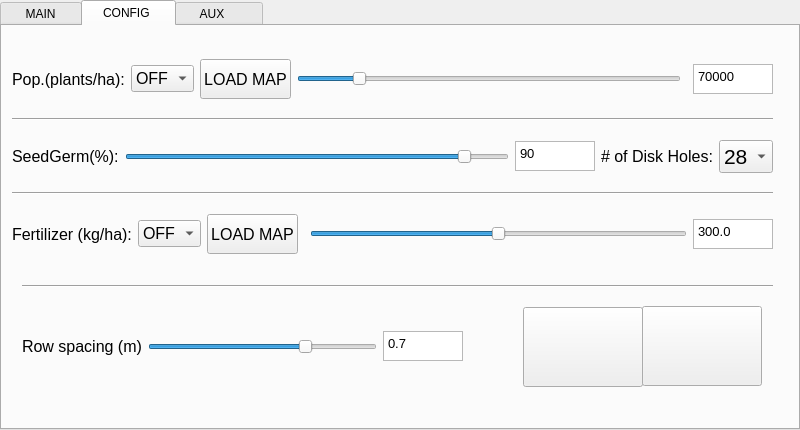
Qt form SourceCode/seeder_ui_v03.ui (LabDig/SemeaPy5) before a commit.
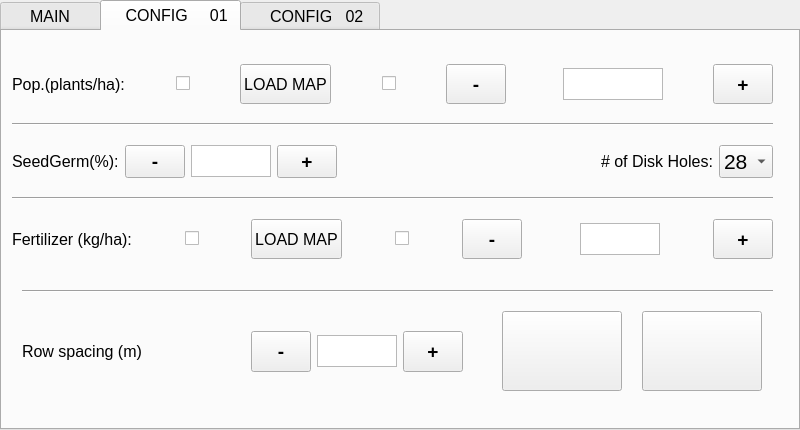
The same form after that commit. The open tabs and pages were chosen to show the change. Icons and pictures are not drawn.

What changed in the file:
```diff
--- a/SourceCode/seeder_ui_v03.ui
+++ b/SourceCode/seeder_ui_v03.ui
@@ -10,6 +10,11 @@
     <height>430</height>
    </rect>
   </property>
+  <property name="font">
+   <font>
+    <pointsize>12</pointsize>
+   </font>
+  </property>
   <property name="windowTitle">
    <string>SEMEAPY</string>
   </property>
@@ -431,7 +436,7 @@
   </widget>
   <widget class="QWidget" name="config">
    <attribute name="title">
-    <string>   CONFIG    </string>
+    <string>   CONFIG     01</string>
    </attribute>
    <widget class="QWidget" name="layoutWidget">
     <property name="geometry">
@@ -458,29 +463,43 @@
         </widget>
        </item>
        <item>
-        <widget class="QComboBox" name="list_seed">
+        <spacer name="horizontalSpacer_8">
+         <property name="orientation">
+          <enum>Qt::Horizontal</enum>
+         </property>
+         <property name="sizeHint" stdset="0">
+          <size>
+           <width>40</width>
+           <height>20</height>
+          </size>
+         </property>
+        </spacer>
+       </item>
+       <item>
+        <widget class="QCheckBox" name="checkBox">
          <property name="font">
           <font>
-           <pointsize>12</pointsize>
+           <pointsize>16</pointsize>
           </font>
          </property>
-         <item>
-          <property name="text">
-           <string>OFF</string>
-          </property>
-         </item>
-         <item>
-          <property name="text">
-           <string>MAP</string>
-          </property>
-         </item>
-         <item>
-          <property name="text">
-           <string>FIX</string>
-          </property>
-         </item>
+         <property name="text">
+          <string/>
+         </property>
         </widget>
        </item>
+       <item>
+        <spacer name="horizontalSpacer_10">
+         <property name="orientation">
+          <enum>Qt::Horizontal</enum>
+         </property>
+         <property name="sizeHint" stdset="0">
+          <size>
+           <width>40</width>
+           <height>20</height>
+          </size>
+         </property>
+        </spacer>
+       </item>
        <item>
         <widget class="QPushButton" name="bt_load_seed">
          <property name="minimumSize">
@@ -516,49 +535,70 @@
         </widget>
        </item>
        <item>
-        <widget class="QSlider" name="sl_popseed">
+        <spacer name="horizontalSpacer_5">
+         <property name="orientation">
+          <enum>Qt::Horizontal</enum>
+         </property>
+         <property name="sizeHint" stdset="0">
+          <size>
+           <width>40</width>
+           <height>20</height>
+          </size>
+         </property>
+        </spacer>
+       </item>
+       <item>
+        <widget class="QCheckBox" name="checkBox_2">
+         <property name="text">
+          <string/>
+         </property>
+        </widget>
+       </item>
+       <item>
+        <spacer name="horizontalSpacer_11">
+         <property name="orientation">
+          <enum>Qt::Horizontal</enum>
+         </property>
+         <property name="sizeHint" stdset="0">
+          <size>
+           <width>40</width>
+           <height>20</height>
+          </size>
+         </property>
+        </spacer>
+       </item>
+       <item>
+        <widget class="QPushButton" name="m_pop">
+         <property name="maximumSize">
+          <size>
+           <width>60</width>
+           <height>60</height>
+          </size>
+         </property>
          <property name="font">
           <font>
-           <pointsize>18</pointsize>
+           <pointsize>14</pointsize>
            <weight>75</weight>
-           <italic>true</italic>
            <bold>true</bold>
           </font>
          </property>
-         <property name="mouseTracking">
-          <bool>false</bool>
+         <property name="text">
+          <string>-</string>
          </property>
-         <property name="minimum">
-          <number>0</number>
-         </property>
-         <property name="maximum">
-          <number>100</number>
-         </property>
-         <property name="value">
-          <number>15</number>
-         </property>
-         <property name="sliderPosition">
-          <number>15</number>
-         </property>
-         <property name="tracking">
-          <bool>false</bool>
-         </property>
+        </widget>
+       </item>
+       <item>
+        <spacer name="horizontalSpacer">
          <property name="orientation">
           <enum>Qt::Horizontal</enum>
          </property>
-         <property name="invertedAppearance">
-          <bool>false</bool>
+         <property name="sizeHint" stdset="0">
+          <size>
+           <width>30</width>
+           <height>20</height>
+          </size>
          </property>
-         <property name="invertedControls">
-          <bool>false</bool>
-         </property>
-         <property name="tickPosition">
-          <enum>QSlider::NoTicks</enum>
-         </property>
-         <property name="tickInterval">
-          <number>0</number>
-         </property>
-        </widget>
+        </spacer>
        </item>
        <item>
         <widget class="QLabel" name="label_21">
@@ -579,8 +619,8 @@
         <widget class="QPlainTextEdit" name="ql_set_pop">
          <property name="maximumSize">
           <size>
-           <width>80</width>
-           <height>30</height>
+           <width>100</width>
+           <height>32</height>
           </size>
          </property>
          <property name="font">
@@ -588,8 +628,44 @@
            <pointsize>10</pointsize>
           </font>
          </property>
+         <property name="layoutDirection">
+          <enum>Qt::LeftToRight</enum>
+         </property>
          <property name="plainText">
-          <string>70000</string>
+          <string/>
+         </property>
+        </widget>
+       </item>
+       <item>
+        <spacer name="horizontalSpacer_2">
+         <property name="orientation">
+          <enum>Qt::Horizontal</enum>
+         </property>
+         <property name="sizeHint" stdset="0">
+          <size>
+           <width>30</width>
+           <height>20</height>
+          </size>
+         </property>
+        </spacer>
+       </item>
+       <item>
+        <widget class="QPushButton" name="p_pop">
+         <property name="maximumSize">
+          <size>
+           <width>60</width>
+           <height>60</height>
+          </size>
+         </property>
+         <property name="font">
+          <font>
+           <pointsize>14</pointsize>
+           <weight>75</weight>
+           <bold>true</bold>
+          </font>
+         </property>
+         <property name="text">
+          <string>+</string>
          </property>
         </widget>
        </item>
@@ -620,47 +696,22 @@
         </widget>
        </item>
        <item>
-        <widget class="QSlider" name="sl_germ">
+        <widget class="QPushButton" name="m_germ">
+         <property name="maximumSize">
+          <size>
+           <width>60</width>
+           <height>60</height>
+          </size>
+         </property>
          <property name="font">
           <font>
-           <pointsize>18</pointsize>
+           <pointsize>14</pointsize>
            <weight>75</weight>
-           <italic>true</italic>
            <bold>true</bold>
           </font>
          </property>
-         <property name="mouseTracking">
-          <bool>false</bool>
-         </property>
-         <property name="minimum">
-          <number>0</number>
-         </property>
-         <property name="maximum">
-          <number>100</number>
-         </property>
-         <property name="value">
-          <number>90</number>
-         </property>
-         <property name="sliderPosition">
-          <number>90</number>
-         </property>
-         <property name="tracking">
-          <bool>false</bool>
-         </property>
-         <property name="orientation">
-          <enum>Qt::Horizontal</enum>
-         </property>
-         <property name="invertedAppearance">
-          <bool>false</bool>
-         </property>
-         <property name="invertedControls">
-          <bool>false</bool>
-         </property>
-         <property name="tickPosition">
-          <enum>QSlider::NoTicks</enum>
-         </property>
-         <property name="tickInterval">
-          <number>0</number>
+         <property name="text">
+          <string>-</string>
          </property>
         </widget>
        </item>
@@ -669,7 +720,7 @@
          <property name="maximumSize">
           <size>
            <width>80</width>
-           <height>30</height>
+           <height>32</height>
           </size>
          </property>
          <property name="font">
@@ -678,10 +729,43 @@
           </font>
          </property>
          <property name="plainText">
-          <string>90</string>
+          <string/>
          </property>
         </widget>
        </item>
+       <item>
+        <widget class="QPushButton" name="p_germ">
+         <property name="maximumSize">
+          <size>
+           <width>60</width>
+           <height>60</height>
+          </size>
+         </property>
+         <property name="font">
+          <font>
+           <pointsize>14</pointsize>
+           <weight>75</weight>
+           <bold>true</bold>
+          </font>
+         </property>
+         <property name="text">
+          <string>+</string>
+         </property>
+        </widget>
+       </item>
+       <item>
+        <spacer name="horizontalSpacer_7">
+         <property name="orientation">
+          <enum>Qt::Horizontal</enum>
+         </property>
+         <property name="sizeHint" stdset="0">
+          <size>
+           <width>40</width>
+           <height>20</height>
+          </size>
+         </property>
+        </spacer>
+       </item>
        <item>
         <widget class="QLabel" name="label_15">
          <property name="font">
@@ -756,29 +840,38 @@
         </widget>
        </item>
        <item>
-        <widget class="QComboBox" name="list_fert">
-         <property name="font">
-          <font>
-           <pointsize>12</pointsize>
-          </font>
+        <spacer name="horizontalSpacer_9">
+         <property name="orientation">
+          <enum>Qt::Horizontal</enum>
          </property>
-         <item>
-          <property name="text">
-           <string>OFF</string>
-          </property>
-         </item>
-         <item>
-          <property name="text">
-           <string>MAP</string>
-          </property>
-         </item>
-         <item>
-          <property name="text">
-           <string>FIX</string>
-          </property>
-         </item>
+         <property name="sizeHint" stdset="0">
+          <size>
+           <width>40</width>
+           <height>20</height>
+          </size>
+         </property>
+        </spacer>
+       </item>
+       <item>
+        <widget class="QCheckBox" name="checkBox_3">
+         <property name="text">
+          <string/>
+         </property>
         </widget>
        </item>
+       <item>
+        <spacer name="horizontalSpacer_12">
+         <property name="orientation">
+          <enum>Qt::Horizontal</enum>
+         </property>
+         <property name="sizeHint" stdset="0">
+          <size>
+           <width>40</width>
+           <height>20</height>
+          </size>
+         </property>
+        </spacer>
+       </item>
        <item>
         <widget class="QPushButton" name="bt_load_fert">
          <property name="minimumSize">
@@ -813,6 +906,72 @@
          </property>
         </widget>
        </item>
+       <item>
+        <spacer name="horizontalSpacer_6">
+         <property name="orientation">
+          <enum>Qt::Horizontal</enum>
+         </property>
+         <property name="sizeHint" stdset="0">
+          <size>
+           <width>40</width>
+           <height>20</height>
+          </size>
+         </property>
+        </spacer>
+       </item>
+       <item>
+        <widget class="QCheckBox" name="checkBox_4">
+         <property name="text">
+          <string/>
+         </property>
+        </widget>
+       </item>
+       <item>
+        <spacer name="horizontalSpacer_13">
+         <property name="orientation">
+          <enum>Qt::Horizontal</enum>
+         </property>
+         <property name="sizeHint" stdset="0">
+          <size>
+           <width>40</width>
+           <height>20</height>
+          </size>
+         </property>
+        </spacer>
+       </item>
+       <item>
+        <widget class="QPushButton" name="m_fert">
+         <property name="maximumSize">
+          <size>
+           <width>60</width>
+           <height>60</height>
+          </size>
+         </property>
+         <property name="font">
+          <font>
+           <pointsize>14</pointsize>
+           <weight>75</weight>
+           <bold>true</bold>
+          </font>
+         </property>
+         <property name="text">
+          <string>-</string>
+         </property>
+        </widget>
+       </item>
+       <item>
+        <spacer name="horizontalSpacer_3">
+         <property name="orientation">
+          <enum>Qt::Horizontal</enum>
+         </property>
+         <property name="sizeHint" stdset="0">
+          <size>
+           <width>40</width>
+           <height>20</height>
+          </size>
+         </property>
+        </spacer>
+       </item>
        <item>
         <widget class="QLabel" name="label_25">
          <property name="font">
@@ -828,57 +987,12 @@
          </property>
         </widget>
        </item>
-       <item>
-        <widget class="QSlider" name="sl_fert">
-         <property name="font">
-          <font>
-           <pointsize>18</pointsize>
-           <weight>75</weight>
-           <italic>true</italic>
-           <bold>true</bold>
-          </font>
-         </property>
-         <property name="mouseTracking">
-          <bool>false</bool>
-         </property>
-         <property name="minimum">
-          <number>0</number>
-         </property>
-         <property name="maximum">
-          <number>100</number>
-         </property>
-         <property name="value">
-          <number>50</number>
-         </property>
-         <property name="sliderPosition">
-          <number>50</number>
-         </property>
-         <property name="tracking">
-          <bool>false</bool>
-         </property>
-         <property name="orientation">
-          <enum>Qt::Horizontal</enum>
-         </property>
-         <property name="invertedAppearance">
-          <bool>false</bool>
-         </property>
-         <property name="invertedControls">
-          <bool>false</bool>
-         </property>
-         <property name="tickPosition">
-          <enum>QSlider::NoTicks</enum>
-         </property>
-         <property name="tickInterval">
-          <number>0</number>
-         </property>
-        </widget>
-       </item>
        <item>
         <widget class="QPlainTextEdit" name="ql_set_fert">
          <property name="maximumSize">
           <size>
            <width>80</width>
-           <height>30</height>
+           <height>32</height>
           </size>
          </property>
          <property name="font">
@@ -887,7 +1001,40 @@
           </font>
          </property>
          <property name="plainText">
-          <string>300.0</string>
+          <string/>
+         </property>
+        </widget>
+       </item>
+       <item>
+        <spacer name="horizontalSpacer_4">
+         <property name="orientation">
+          <enum>Qt::Horizontal</enum>
+         </property>
+         <property name="sizeHint" stdset="0">
+          <size>
+           <width>40</width>
+           <height>20</height>
+          </size>
+         </property>
+        </spacer>
+       </item>
+       <item>
+        <widget class="QPushButton" name="p_fert">
+         <property name="maximumSize">
+          <size>
+           <width>60</width>
+           <height>60</height>
+          </size>
+         </property>
+         <property name="font">
+          <font>
+           <pointsize>14</pointsize>
+           <weight>75</weight>
+           <bold>true</bold>
+          </font>
+         </property>
+         <property name="text">
+          <string>+</string>
          </property>
         </widget>
        </item>
@@ -911,8 +1058,8 @@
    <widget class="QPushButton" name="bt_back_main">
     <property name="geometry">
      <rect>
-      <x>521</x>
-      <y>281</y>
+      <x>500</x>
+      <y>280</y>
       <width>120</width>
       <height>80</height>
      </rect>
@@ -1014,47 +1161,22 @@
       </widget>
      </item>
      <item>
-      <widget class="QSlider" name="sl_row_spacing">
+      <widget class="QPushButton" name="m_row">
+       <property name="maximumSize">
+        <size>
+         <width>60</width>
+         <height>60</height>
+        </size>
+       </property>
        <property name="font">
         <font>
-         <pointsize>18</pointsize>
+         <pointsize>14</pointsize>
          <weight>75</weight>
-         <italic>true</italic>
          <bold>true</bold>
         </font>
        </property>
-       <property name="mouseTracking">
-        <bool>false</bool>
-       </property>
-       <property name="minimum">
-        <number>0</number>
-       </property>
-       <property name="maximum">
-        <number>100</number>
-       </property>
-       <property name="value">
-        <number>70</number>
-       </property>
-       <property name="sliderPosition">
-        <number>70</number>
-       </property>
-       <property name="tracking">
-        <bool>false</bool>
-       </property>
-       <property name="orientation">
-        <enum>Qt::Horizontal</enum>
-       </property>
-       <property name="invertedAppearance">
-        <bool>false</bool>
-       </property>
-       <property name="invertedControls">
-        <bool>false</bool>
-       </property>
-       <property name="tickPosition">
-        <enum>QSlider::NoTicks</enum>
-       </property>
-       <property name="tickInterval">
-        <number>0</number>
+       <property name="text">
+        <string>-</string>
        </property>
       </widget>
      </item>
@@ -1063,7 +1185,7 @@
        <property name="maximumSize">
         <size>
          <width>80</width>
-         <height>30</height>
+         <height>32</height>
         </size>
        </property>
        <property name="font">
@@ -1072,7 +1194,27 @@
         </font>
        </property>
        <property name="plainText">
-        <string>0.7</string>
+        <string/>
+       </property>
+      </widget>
+     </item>
+     <item>
+      <widget class="QPushButton" name="p_row">
+       <property name="maximumSize">
+        <size>
+         <width>60</width>
+         <height>60</height>
+        </size>
+       </property>
+       <property name="font">
+        <font>
+         <pointsize>14</pointsize>
+         <weight>75</weight>
+         <bold>true</bold>
+        </font>
+       </property>
+       <property name="text">
+        <string>+</string>
        </property>
       </widget>
      </item>
@@ -1081,7 +1223,7 @@
   </widget>
   <widget class="QWidget" name="aux">
    <attribute name="title">
-    <string>    AUX        </string>
+    <string>    CONFIG   02 </string>
    </attribute>
    <widget class="QPushButton" name="bt_back_conf">
     <property name="geometry">
```
Left out of the diff: 521 changed lines with no effect on the pictures.
